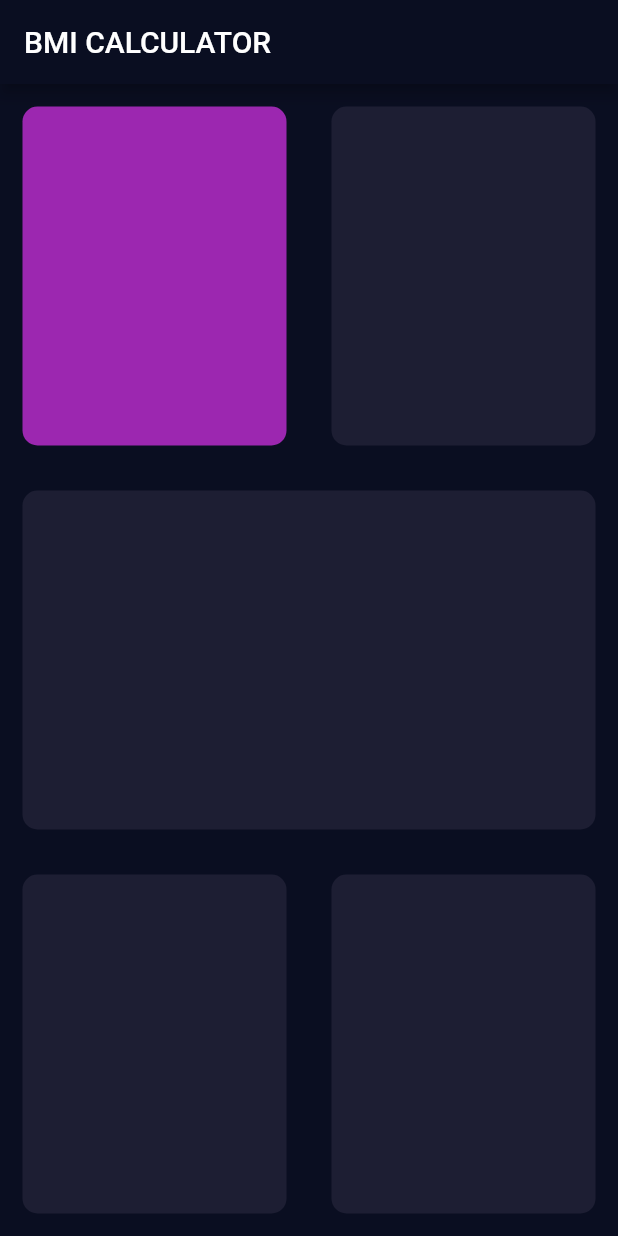
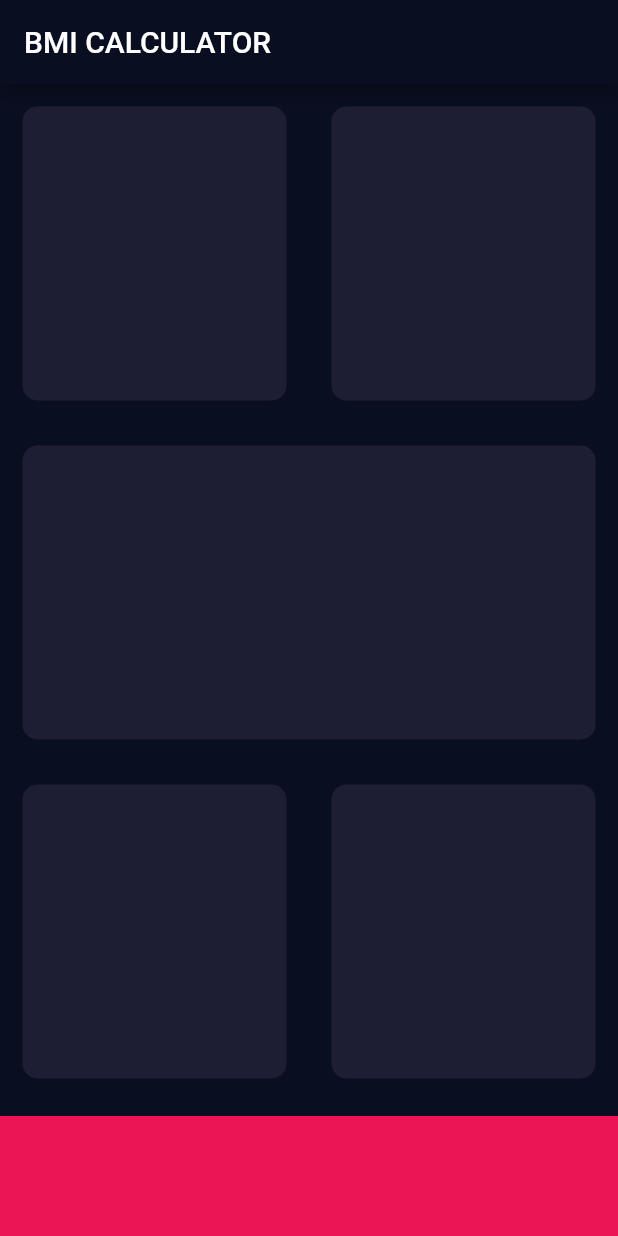
Before and after one commit to Aspabac/BMI_Calculator_flutter, a Flutter app: the screen it shows after launch, on a phone screen of 412 x 824 dp. Run offline on Flutter 3.47's test engine with Material 2 defaults, Android fonts, the phone set to English and light mode, and no system bars.

Commit message:
added final and const

```diff
--- a/lib/input_page.dart
+++ b/lib/input_page.dart
@@ -1,4 +1,8 @@
 import 'package:flutter/material.dart';
+
+const bottomContainerHeight = 80.0;
+const hexCardColor = Color(0xFF1D1E33);
+const bottomContainerColor = Color(0xFFEB1555);
 
 class InputPage extends StatefulWidget {
   @override
@@ -19,29 +23,35 @@ class _InputPageState extends State<InputPage> {
                 crossAxisAlignment: CrossAxisAlignment.stretch,
                 children: [
                   Expanded(
-                    child: ReusableCard(colour: Colors.purple),
+                    child: ReusableCard(colour: hexCardColor),
                   ),
                   Expanded(
-                    child: ReusableCard(colour: Color(0xFF1D1E33)),
+                    child: ReusableCard(colour: hexCardColor),
                   ),
                 ],
               ),
             ),
             Expanded(
-              child: ReusableCard(colour: Color(0xFF1D1E33)),
+              child: ReusableCard(colour: hexCardColor),
             ),
             Expanded(
               child: Row(
                 crossAxisAlignment: CrossAxisAlignment.stretch,
                 children: [
                   Expanded(
-                    child: ReusableCard(colour: Color(0xFF1D1E33)),
+                    child: ReusableCard(colour: hexCardColor),
                   ),
                   Expanded(
-                    child: ReusableCard(colour: Color(0xFF1D1E33)),
+                    child: ReusableCard(colour: hexCardColor),
                   ),
                 ],
               ),
+            ),
+            Container(
+              color: bottomContainerColor,
+              margin: EdgeInsets.only(top: 10.0),
+              width: double.infinity,
+              height: bottomContainerHeight,
             ),
           ],
         ));
```
